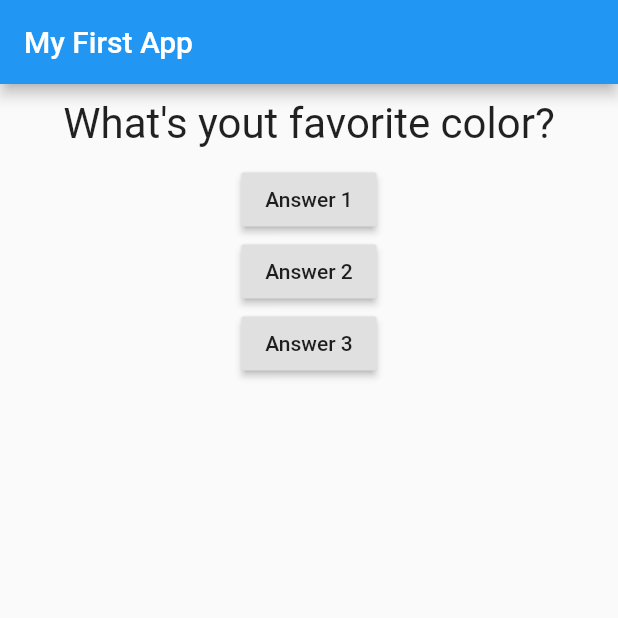
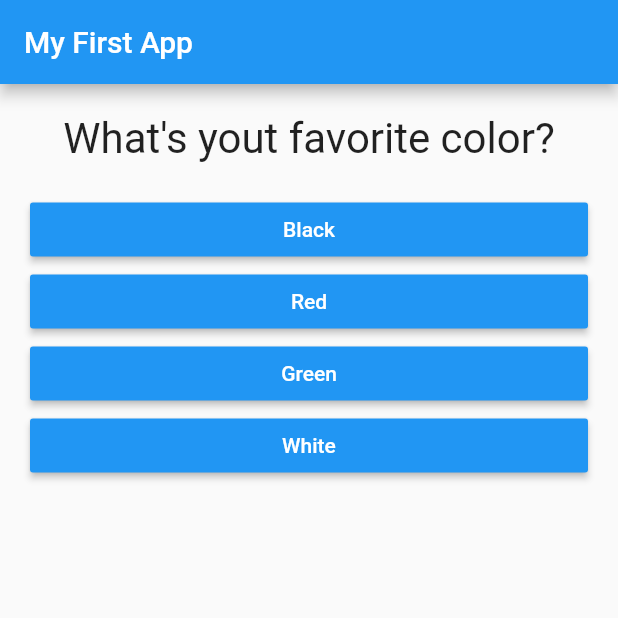
Before and after one commit to matheuslcandido/quiz_app, a Flutter app: the screen it shows after launch, on a phone screen of 412 x 824 dp, the top half of it. Run offline on Flutter 3.47's test engine with Material 2 defaults, Android fonts, the phone set to English and light mode, and no system bars.

Commit message:
showing a message after the user finish the quiz

```diff
--- /dev/null
+++ b/lib/answer.dart
@@ -0,0 +1,22 @@
+import 'package:flutter/material.dart';
+
+class Answer extends StatelessWidget {
+  final Function selectHandler;
+  final String answerText;
+
+  Answer(this.selectHandler, this.answerText);
+
+  @override
+  Widget build(BuildContext context) {
+    return Container(
+      width: double.infinity,
+      margin: EdgeInsets.fromLTRB(20, 0, 20, 0),
+      child: RaisedButton(
+        color: Colors.blue,
+        textColor: Colors.white,
+        child: Text(answerText),
+        onPressed: selectHandler,
+      ),
+    );
+  }
+}
--- a/lib/main.dart
+++ b/lib/main.dart
@@ -1,6 +1,7 @@
 import 'package:flutter/material.dart';
 
 import './question.dart';
+import './answer.dart';
 
 //void main() {
 //  runApp(MyApp());
@@ -17,43 +18,63 @@ class MyApp extends StatefulWidget {
 }
 
 class _MyAppState extends State<MyApp> {
+  final questions = const [
+    {
+      'questionText': 'What\'s yout favorite color?',
+      'answers': [
+        'Black',
+        'Red',
+        'Green',
+        'White',
+      ],
+    },
+    {
+      'questionText': 'What\'s your favorite animal?',
+      'answers': [
+        'Rabbit',
+        'Snake',
+        'Elephant',
+        'Lion',
+      ],
+    },
+    {
+      'questionText': 'Who\'s your favorite instructor?',
+      'answers': [
+        'Max',
+        'Max',
+        'Max',
+        'Max',
+      ],
+    },
+  ];
+
   var _questionIndex = 0;
 
   void _answerQuestion() {
+    if (_questionIndex < questions.length) {
       setState(() {
         _questionIndex = _questionIndex + 1;
       });
-    print(_questionIndex);
+    }
   }
 
   @override
   Widget build(BuildContext context) {
-    var questions = [
-      'What\'s yout favorite color?',
-      'What\'s your favorite animal?',
-    ];
-
     return MaterialApp(
       home: Scaffold(
         appBar: AppBar(title: Text('My First App')),
-        body: Column(
+        body: _questionIndex < questions.length
+            ? Column(
                 children: [
-            Question(questions[_questionIndex]),
-            RaisedButton(
-              child: Text('Answer 1'),
-              onPressed: _answerQuestion,
-            ),
-            RaisedButton(
-              child: Text('Answer 2'),
-              onPressed: () => print('Answer 2 chosen!'),
-            ),
-            RaisedButton(
-              child: Text('Answer 3'),
-              onPressed: () {
-                print('Anser 3 chosen!');
-              },
-            ),
+                  Question(questions[_questionIndex]['questionText']),
+                  ...(questions[_questionIndex]['answers'] as List<String>)
+                      .map((answer) {
+                    return Answer(_answerQuestion, answer);
+                  }).toList()
                 ],
+              )
+            : Center(
+                child: Text('You did it!'),
               ),
       ),
     );
--- a/lib/question.dart
+++ b/lib/question.dart
@@ -9,7 +9,7 @@ class Question extends StatelessWidget {
   Widget build(BuildContext context) {
     return Container(
       width: double.infinity,
-      margin: EdgeInsets.all(10),
+      margin: EdgeInsets.all(20),
       child: Text(
         questionText,
         style: TextStyle(
```
Lines whose indentation alone changed are shown as unchanged.
